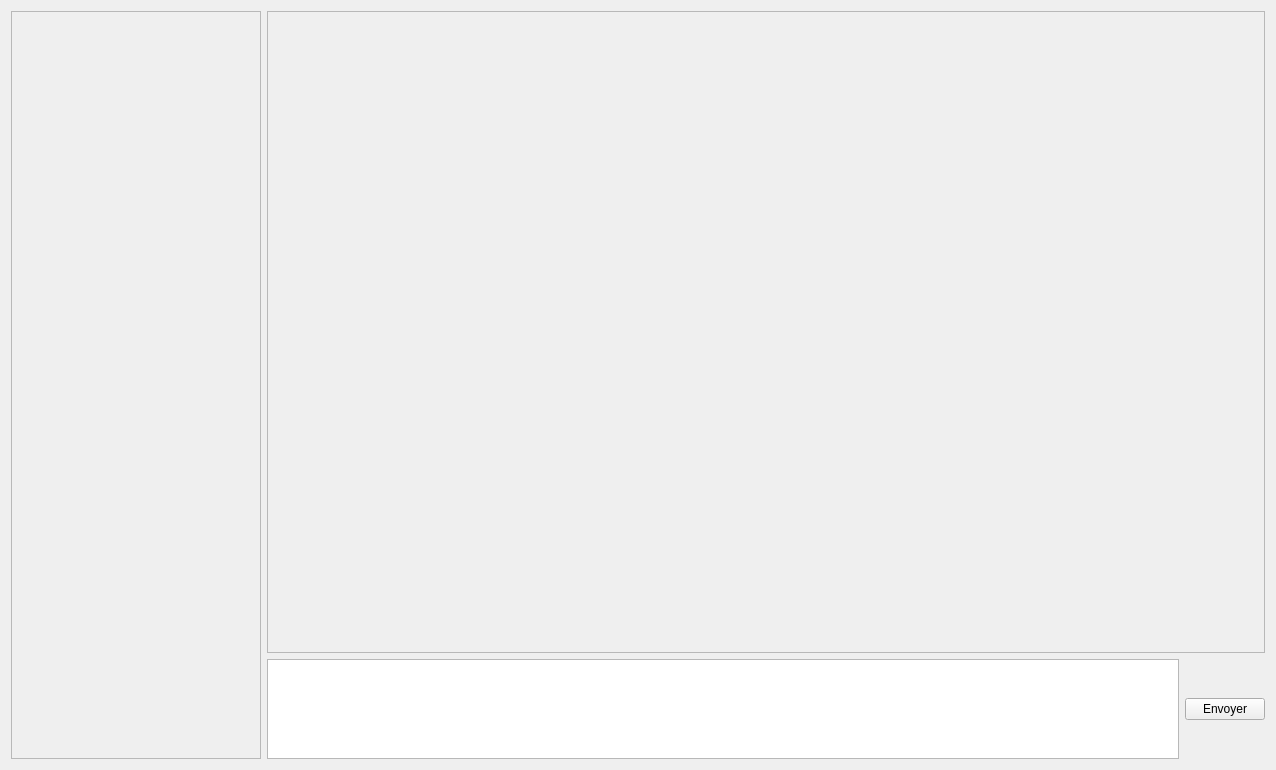
Above: HeavyApp/mainwidget.ui from RaphAlreadyTaken/QSS before the change. Below: the same form after it.
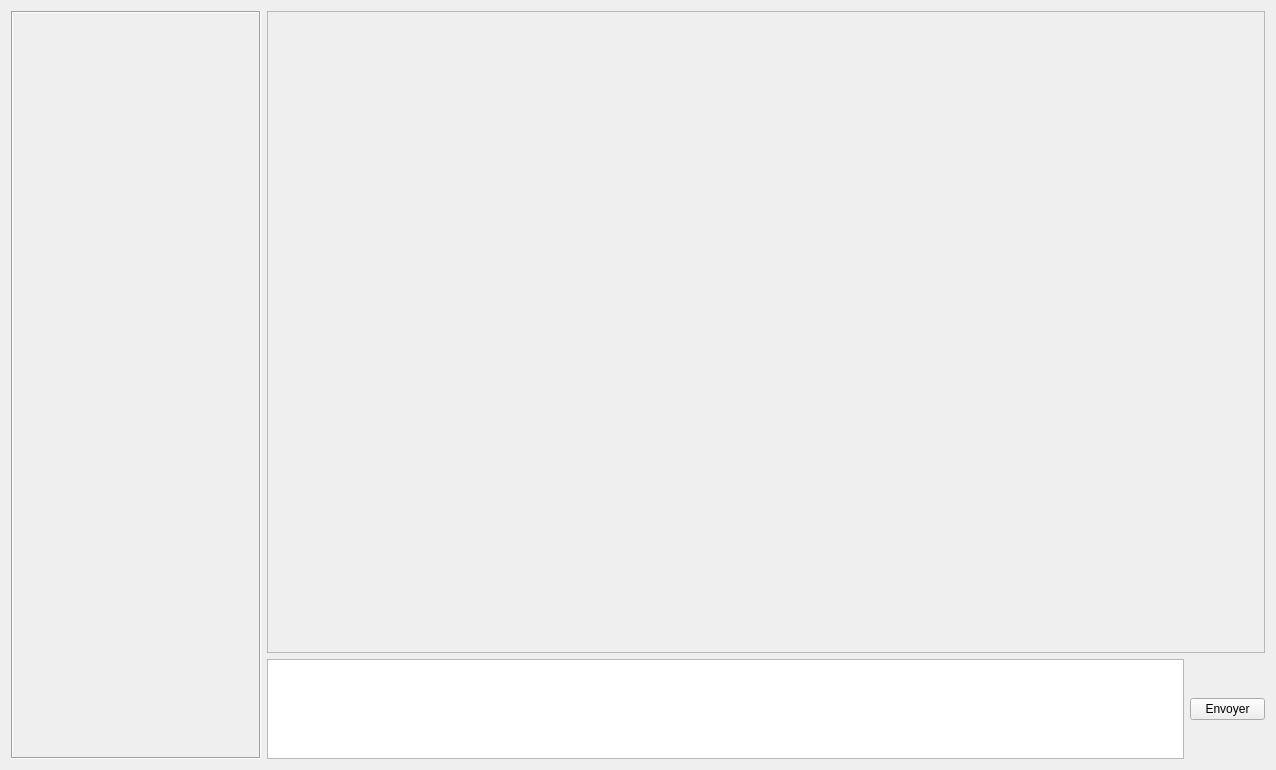
That is the form after the change.

```diff
--- a/HeavyApp/mainwidget.ui
+++ b/HeavyApp/mainwidget.ui
@@ -15,47 +15,68 @@
   </property>
   <layout class="QGridLayout" name="gridLayout_2">
    <item row="0" column="0" rowspan="2">
-    <widget class="QScrollArea" name="convListArea">
+    <widget class="QFrame" name="frame">
      <property name="maximumSize">
       <size>
        <width>250</width>
        <height>16777215</height>
       </size>
      </property>
+     <property name="frameShape">
+      <enum>QFrame::Box</enum>
+     </property>
+     <property name="frameShadow">
+      <enum>QFrame::Sunken</enum>
+     </property>
+     <layout class="QVBoxLayout" name="verticalLayout_2">
+      <item>
+       <layout class="QVBoxLayout" name="verticalLayout">
+        <item>
+         <widget class="QScrollArea" name="convListLayout">
+          <property name="sizePolicy">
+           <sizepolicy hsizetype="Minimum" vsizetype="Minimum">
+            <horstretch>0</horstretch>
+            <verstretch>0</verstretch>
+           </sizepolicy>
+          </property>
+          <property name="frameShape">
+           <enum>QFrame::NoFrame</enum>
+          </property>
      <property name="widgetResizable">
       <bool>true</bool>
      </property>
-     <widget class="QWidget" name="convListLayout">
+          <widget class="QWidget" name="scrollAreaWidgetContents">
       <property name="geometry">
        <rect>
         <x>0</x>
         <y>0</y>
-        <width>248</width>
-        <height>750</height>
-       </rect>
-      </property>
-      <layout class="QVBoxLayout" name="verticalLayout_5"/>
+             <width>226</width>
+             <height>68</height>
+            </rect>
+           </property>
+           <layout class="QVBoxLayout" name="verticalLayout_4"/>
      </widget>
     </widget>
    </item>
-   <item row="1" column="1">
-    <widget class="QPlainTextEdit" name="textSendingArea">
-     <property name="maximumSize">
+       </layout>
+      </item>
+      <item>
+       <spacer name="verticalSpacer">
+        <property name="orientation">
+         <enum>Qt::Vertical</enum>
+        </property>
+        <property name="sizeHint" stdset="0">
       <size>
-       <width>16777215</width>
-       <height>100</height>
-      </size>
-     </property>
-    </widget>
-   </item>
-   <item row="1" column="2">
-    <widget class="QPushButton" name="sendButton">
-     <property name="text">
-      <string>Envoyer</string>
-     </property>
+          <width>20</width>
+          <height>40</height>
+         </size>
+        </property>
+       </spacer>
+      </item>
+     </layout>
     </widget>
    </item>
-   <item row="0" column="1" colspan="2">
+   <item row="0" column="1" colspan="3">
     <widget class="QScrollArea" name="msgDisplayingArea">
      <property name="widgetResizable">
       <bool>true</bool>
@@ -73,6 +94,29 @@
      </widget>
     </widget>
    </item>
+   <item row="1" column="3">
+    <widget class="QPushButton" name="sendButton">
+     <property name="maximumSize">
+      <size>
+       <width>75</width>
+       <height>16777215</height>
+      </size>
+     </property>
+     <property name="text">
+      <string>Envoyer</string>
+     </property>
+    </widget>
+   </item>
+   <item row="1" column="1" colspan="2">
+    <widget class="QPlainTextEdit" name="textSendingArea">
+     <property name="maximumSize">
+      <size>
+       <width>16777215</width>
+       <height>100</height>
+      </size>
+     </property>
+    </widget>
+   </item>
   </layout>
  </widget>
  <resources/>
```
Lines whose indentation alone changed are shown as unchanged.
